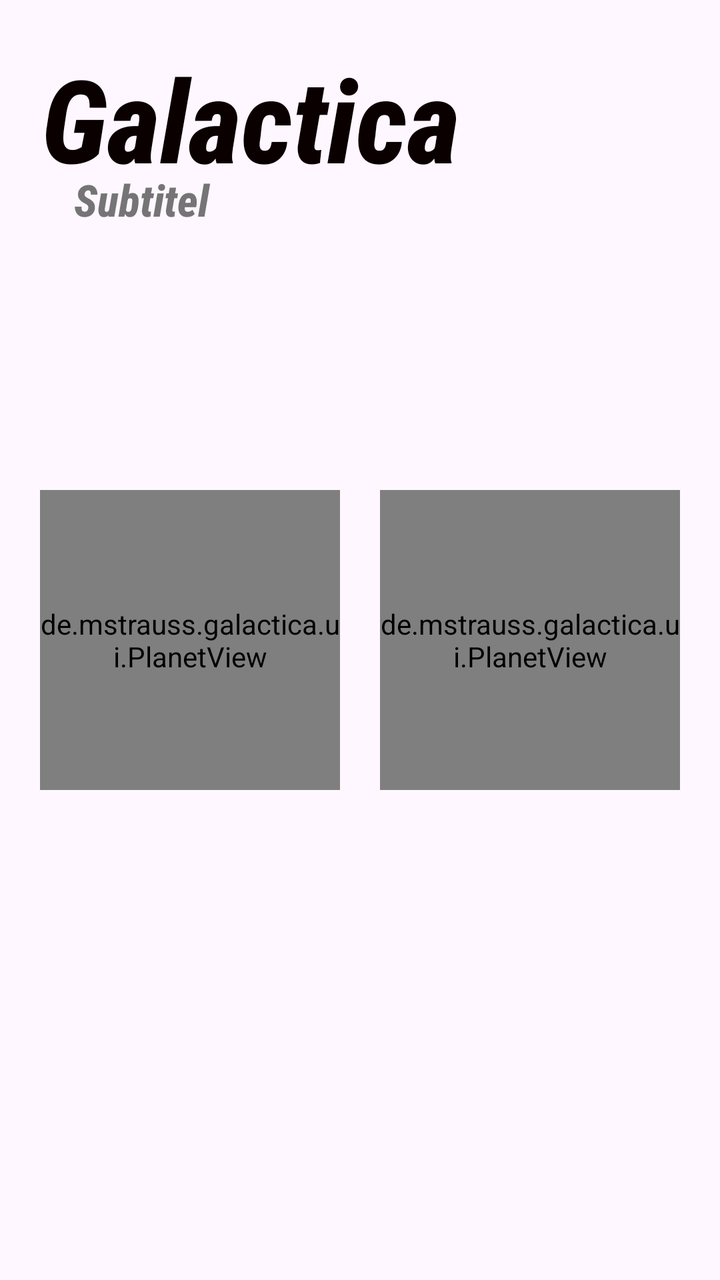
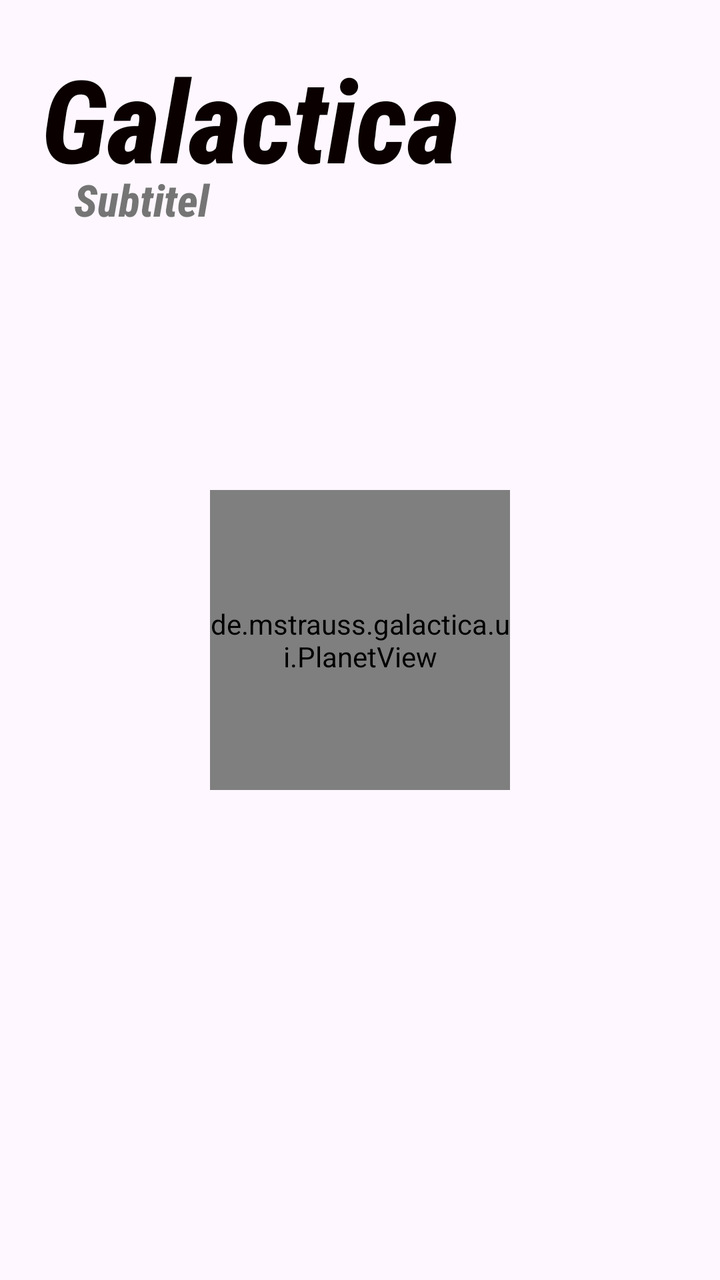

Two renders of the same Android screen: before a commit and after it. Below are the layout's source before the change and the commit's diff.
<!-- AndroidManifest.xml: application theme Theme.Galactica -->
<!-- res/layout/activity_main.xml -->
<?xml version="1.0" encoding="utf-8"?>
<androidx.constraintlayout.widget.ConstraintLayout xmlns:android="http://schemas.android.com/apk/res/android"
    xmlns:app="http://schemas.android.com/apk/res-auto"
    xmlns:tools="http://schemas.android.com/tools"
    android:id="@+id/main"
    android:layout_width="match_parent"
    android:layout_height="match_parent"
    tools:context=".MainActivity">

    <LinearLayout
        android:id="@+id/menu_left_layout"
        android:layout_width="match_parent"
        android:layout_height="match_parent"
        android:gravity="top|start"
        android:orientation="vertical"
        android:padding="10pt">

        <TextView
            android:id="@+id/gametitle"
            android:layout_width="wrap_content"
            android:layout_height="wrap_content"
            android:fontFamily="sans-serif-condensed-medium"
            android:text="@string/app_name"
            android:textColor="#0B0000"
            android:textSize="28pt"
            android:textStyle="bold|italic"
            app:layout_constraintBottom_toBottomOf="parent"
            app:layout_constraintEnd_toEndOf="parent"
            app:layout_constraintStart_toStartOf="parent"
            app:layout_constraintTop_toTopOf="parent" />

        <TextView
            android:id="@+id/subtitle"
            android:layout_width="match_parent"
            android:layout_height="wrap_content"
            android:fontFamily="sans-serif-condensed-medium"
            android:text="@string/subtitle"
            android:textAppearance="@style/TextAppearance.AppCompat.Large"
            android:textColor="@color/gray_600"
            android:textStyle="bold|italic"
            android:translationX="8pt"
            android:translationY="-6pt"
            app:layout_constraintBottom_toBottomOf="parent"
            app:layout_constraintEnd_toEndOf="parent"
            app:layout_constraintStart_toStartOf="parent"
            app:layout_constraintTop_toTopOf="parent" />

        <HorizontalScrollView
            android:id="@+id/campaign_levels"
            android:layout_width="match_parent"
            android:layout_height="match_parent"
            android:layout_marginStart="1dp"
            android:layout_marginTop="1dp"
            android:layout_marginEnd="1dp"
            android:layout_marginBottom="1dp"
            android:foregroundGravity="center_vertical"
            android:visibility="gone">

            
            <LinearLayout
                android:layout_width="wrap_content"
                android:layout_height="match_parent"
                android:foregroundGravity="center"
                android:gravity="center"
                android:orientation="horizontal">

                <de.mstrauss.galactica.ui.LevelCard
                    android:layout_width="match_parent"
                    android:layout_height="match_parent"
                    app:LevelNumber="1"
                    app:columns="6"
                    app:planetAmount="3"
                    app:rows="4" />

                <de.mstrauss.galactica.ui.LevelCard
                    android:layout_width="match_parent"
                    android:layout_height="match_parent"
                    app:LevelNumber="2"
                    app:availableMoves="26"
                    app:columns="7"
                    app:planetAmount="5"
                    app:rows="5" />

                <de.mstrauss.galactica.ui.LevelCard
                    android:layout_width="match_parent"
                    android:layout_height="match_parent"
                    app:LevelNumber="3"
                    app:availableMoves="18"
                    app:columns="9"
                    app:planetAmount="6"
                    app:rows="7" />

                <de.mstrauss.galactica.ui.LevelCard
                    android:layout_width="match_parent"
                    android:layout_height="match_parent"
                    app:LevelNumber="4"
                    app:availableMoves="12"
                    app:columns="10"
                    app:planetAmount="2"
                    app:rows="4" />

                <de.mstrauss.galactica.ui.LevelCard
                    android:layout_width="match_parent"
                    android:layout_height="match_parent"
                    app:LevelNumber="5"
                    app:availableMoves="26"
                    app:columns="14"
                    app:planetAmount="8"
                    app:rows="11" />

            </LinearLayout>
        </HorizontalScrollView>

        <LinearLayout
            android:id="@+id/single_player_playground_setting"
            android:layout_width="match_parent"
            android:layout_height="match_parent"
            android:gravity="center"
            android:orientation="horizontal"
            android:visibility="gone">

            <LinearLayout
                android:layout_width="wrap_content"
                android:layout_height="wrap_content"
                android:gravity="start"
                android:orientation="vertical">

                <androidx.appcompat.widget.SwitchCompat
                    android:layout_width="match_parent"
                    android:layout_height="match_parent"></androidx.appcompat.widget.SwitchCompat>
            </LinearLayout>

            <Button
                android:id="@+id/start_single_player_game_button"
                style="@android:style/Widget.Material.Button"
                android:layout_width="wrap_content"
                android:layout_height="wrap_content"
                android:text="@string/start_game_button"></Button>
        </LinearLayout>

        <LinearLayout
            android:id="@+id/settings_menu_layout"
            android:layout_width="wrap_content"
            android:layout_height="wrap_content"
            android:gravity="center|start"
            android:orientation="vertical"
            android:padding="10pt"
            android:visibility="gone"></LinearLayout>

        <LinearLayout
            android:id="@+id/single_menu_layout"
            android:layout_width="wrap_content"
            android:layout_height="wrap_content"
            android:gravity="center|start"
            android:orientation="vertical"
            android:padding="10pt"
            android:visibility="gone">

            <Button
                android:id="@+id/campaign_button"
                style="@android:style/Widget.Material.Button"
                android:layout_width="match_parent"
                android:layout_height="wrap_content"
                android:text="@string/campagne_button" />

            <Button
                android:id="@+id/single_player_playground_button"
                style="@android:style/Widget.Material.Button"
                android:layout_width="match_parent"
                android:layout_height="wrap_content"
                android:text="@string/custom_game" />
        </LinearLayout>

        <LinearLayout
            android:id="@+id/multi_menu_layout"
            android:layout_width="wrap_content"
            android:layout_height="wrap_content"
            android:gravity="center|start"
            android:orientation="vertical"
            android:padding="10pt"
            android:visibility="gone">

            <Button
                android:id="@+id/host_game_button"
                style="@android:style/Widget.Material.Button"
                android:layout_width="match_parent"
                android:layout_height="wrap_content"
                android:text="@string/host_game_button" />

            <Button
                android:id="@+id/join_game_button"
                style="@android:style/Widget.Material.Button"
                android:layout_width="match_parent"
                android:layout_height="wrap_content"
                android:text="@string/join_game_button" />
        </LinearLayout>

        <LinearLayout
            android:id="@+id/multiplayer_lobby_host"
            android:layout_width="match_parent"
            android:layout_height="wrap_content"
            android:gravity="center"
            android:orientation="horizontal"
            android:visibility="gone">

            <de.mstrauss.galactica.ui.MultiplayerLobbyHostView
                android:id="@+id/multiplayer_lobby_host_view"
                android:layout_width="wrap_content"
                android:layout_height="wrap_content" />


        </LinearLayout>

        <LinearLayout
            android:id="@+id/multiplayer_lobby_client"
            android:layout_width="match_parent"
            android:layout_height="wrap_content"
            android:gravity="center"
            android:orientation="horizontal"
            android:visibility="gone">


            <de.mstrauss.galactica.ui.MultiplayerLobbyClientView
                android:id="@+id/multiplayer_lobby_client_view"
                android:layout_width="wrap_content"
                android:layout_height="wrap_content" />

        </LinearLayout>

        <LinearLayout
            android:id="@+id/menu_buttons_layout"
            android:layout_width="wrap_content"
            android:layout_height="wrap_content"
            android:gravity="center|start"
            android:orientation="vertical"
            android:padding="10pt"
            android:visibility="gone">

            <Button
                android:id="@+id/menu_singleplayer_button"
                style="@android:style/Widget.Material.Button"
                android:layout_width="match_parent"
                android:layout_height="wrap_content"
                android:text="@string/singleplayer_button" />

            <Button
                android:id="@+id/menu_multiplayer_button"
                style="@android:style/Widget.Material.Button"
                android:layout_width="match_parent"
                android:layout_height="wrap_content"
                android:text="@string/multiplayer_button" />

            <Button
                android:id="@+id/menu_settings_button"
                style="@android:style/Widget.Material.Button"
                android:layout_width="wrap_content"
                android:layout_height="wrap_content"
                android:text="@string/settings_button" />
        </LinearLayout>
    </LinearLayout>

    <LinearLayout
        android:id="@+id/menu_back_button"
        android:layout_width="match_parent"
        android:layout_height="match_parent"
        android:gravity="end|top"
        android:orientation="vertical"
        android:padding="5pt"
        android:visibility="gone"
        app:layout_constraintTop_toTopOf="parent">
        <Button
            android:id="@+id/menu_back_button_inner"
            style="@android:style/Widget.Material.Button"
            android:layout_width="wrap_content"
            android:layout_height="wrap_content"
            android:text="@string/back_button" />
    </LinearLayout>

    <LinearLayout
        android:layout_width="match_parent"
        android:layout_height="match_parent"
        android:gravity="center"
        android:orientation="horizontal"
        >
        <de.mstrauss.galactica.ui.PlanetView
            android:layout_width="150dp"
            android:layout_height="150dp"
            android:layout_margin="10dp">
        </de.mstrauss.galactica.ui.PlanetView>


        <de.mstrauss.galactica.ui.PlanetView
            android:layout_width="150dp"
            android:layout_height="150dp"
            app:primaryColor="@color/planet_red"
            app:highlightColor="@color/planet_red_highlight"
            android:layout_margin="10dp">
        </de.mstrauss.galactica.ui.PlanetView>

        <de.mstrauss.galactica.ui.PlanetView
            android:layout_width="150dp"
            android:layout_height="150dp"
            app:primaryColor="@color/planet_green"
            app:highlightColor="@color/planet_green_highlight"
            android:layout_margin="10dp">
        </de.mstrauss.galactica.ui.PlanetView>

        <de.mstrauss.galactica.ui.PlanetView
            android:layout_width="150dp"
            android:layout_height="150dp"
            app:primaryColor="@color/planet_brown"
            app:highlightColor="@color/planet_brown_highlight"
            android:layout_margin="10dp">
        </de.mstrauss.galactica.ui.PlanetView>
    </LinearLayout>
</androidx.constraintlayout.widget.ConstraintLayout>
<!-- resources referenced by this layout -->
<resources>
  <color name="gray_600">#FF757575</color>
  <color name="planet_brown">#714505</color>
  <color name="planet_brown_highlight">#BF7917</color>
  <color name="planet_green">#4CAF50</color>
  <color name="planet_green_highlight">#8BC34A</color>
  <color name="planet_red">#FF5722</color>
  <color name="planet_red_highlight">#FF9800</color>
  <string name="app_name">Galactica</string>
  <string name="back_button">Zurück</string>
  <string name="campagne_button">Kampagne</string>
  <string name="custom_game">Freies Spiel</string>
  <string name="host_game_button">Spiel Hosten</string>
  <string name="join_game_button">Spiel Beitreten</string>
  <string name="multiplayer_button">Mehrspieler</string>
  <string name="settings_button">Einstellungen</string>
  <string name="singleplayer_button">Einzelspieler</string>
  <string name="start_game_button">Start Game</string>
  <string name="subtitle">Subtitel</string>
  <style name="Theme.Galactica" parent="Base.Theme.Galactica" />
  <style name="Base.Theme.Galactica" parent="Theme.Material3.DayNight.NoActionBar">
  
          
          <item name="materialButtonStyle">@style/GalacticaButton</item>
  
          
          <item name="materialButtonOutlinedStyle">@style/GalacticaButton.Outlined</item>
  
          
          <item name="textAppearanceBodyLarge">@style/TextAppearance.Galactica.Body</item>
          <item name="fontFamily">sans-serif-condensed-medium</item>
  
          
      </style>
  <style name="GalacticaButton" parent="Widget.Material3.Button">
          <item name="backgroundTint">@color/space_glow</item>
          <item name="android:textColor">@color/white</item>
          <item name="cornerRadius">8dp</item>
          <item name="android:textStyle">bold</item>
          
          <item name="android:minHeight">52dp</item>
          <item name="android:insetTop">2dp</item>
          <item name="android:insetBottom">2dp</item>
          <item name="android:insetLeft">2dp</item>
          <item name="android:insetRight">2dp</item>
          <item name="android:letterSpacing">0.03</item>
      </style>
  <style name="GalacticaButton.Outlined" parent="Widget.Material3.Button.OutlinedButton">
          <item name="strokeColor">@color/space_glow</item>
          <item name="strokeWidth">2dp</item>
          <item name="cornerRadius">2dp</item>
          <item name="android:textColor">@color/white</item>
          <item name="android:minHeight">52dp</item>
      </style>
  <style name="TextAppearance.Galactica.Body" parent="TextAppearance.Material3.BodyLarge">
          <item name="android:textColor">@color/white</item>
      </style>
  <color name="space_glow">#5BC0EB</color>
  <color name="white">#FFFFFFFF</color>
</resources>

<!-- the commit's change to res/layout/activity_main.xml (unified diff, before → after) -->
@@ -289,28 +289,28 @@
         </de.mstrauss.galactica.ui.PlanetView>
 
 
-        <de.mstrauss.galactica.ui.PlanetView
-            android:layout_width="150dp"
-            android:layout_height="150dp"
-            app:primaryColor="@color/planet_red"
-            app:highlightColor="@color/planet_red_highlight"
-            android:layout_margin="10dp">
-        </de.mstrauss.galactica.ui.PlanetView>
-
-        <de.mstrauss.galactica.ui.PlanetView
-            android:layout_width="150dp"
-            android:layout_height="150dp"
-            app:primaryColor="@color/planet_green"
-            app:highlightColor="@color/planet_green_highlight"
-            android:layout_margin="10dp">
-        </de.mstrauss.galactica.ui.PlanetView>
-
-        <de.mstrauss.galactica.ui.PlanetView
-            android:layout_width="150dp"
-            android:layout_height="150dp"
-            app:primaryColor="@color/planet_brown"
-            app:highlightColor="@color/planet_brown_highlight"
-            android:layout_margin="10dp">
-        </de.mstrauss.galactica.ui.PlanetView>
+
+
+
+
+
+
+
+
+
+
+
+
+
+
+
+
+
+
+
+
+
+
+
     </LinearLayout>
 </androidx.constraintlayout.widget.ConstraintLayout>
<!-- resource entries referenced after the edit -->
@@ -1,12 +1,6 @@
 <!-- resources referenced by this layout -->
 <resources>
   <color name="gray_600">#FF757575</color>
-  <color name="planet_brown">#714505</color>
-  <color name="planet_brown_highlight">#BF7917</color>
-  <color name="planet_green">#4CAF50</color>
-  <color name="planet_green_highlight">#8BC34A</color>
-  <color name="planet_red">#FF5722</color>
-  <color name="planet_red_highlight">#FF9800</color>
   <string name="app_name">Galactica</string>
   <string name="back_button">Zurück</string>
   <string name="campagne_button">Kampagne</string>
